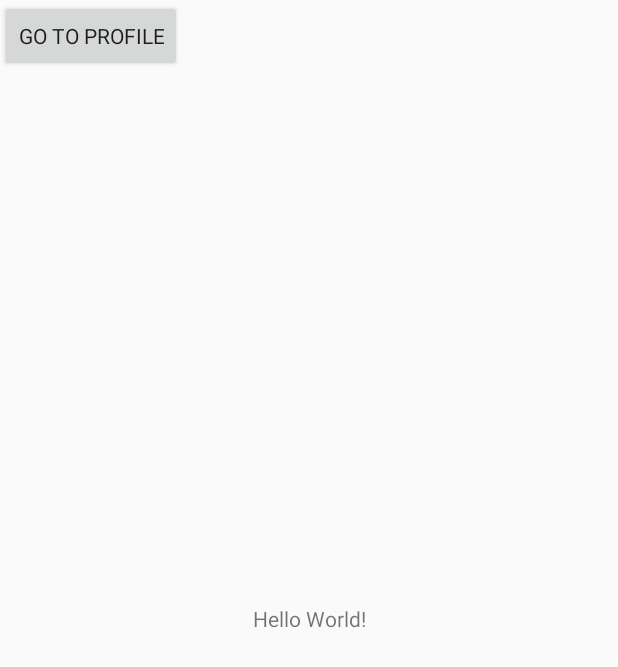
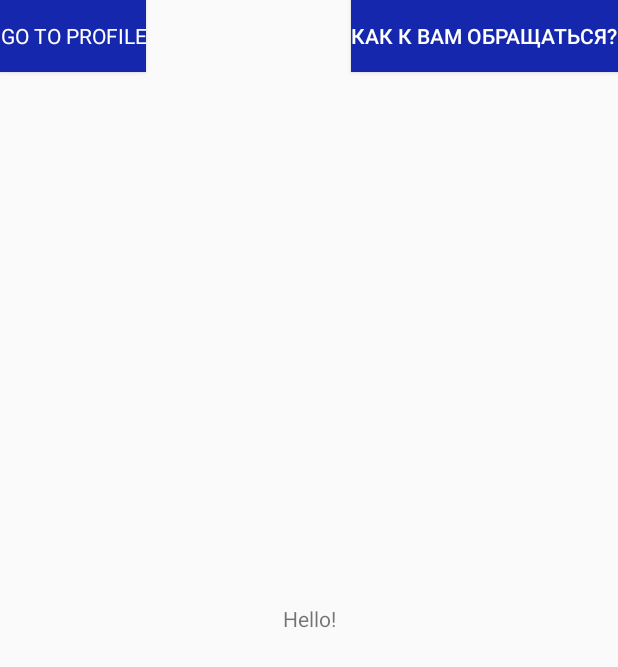
Before and after one commit to mn6kv/My_Application_On_Learning, an Android app: the screen it shows after launch (MainActivity), on a phone screen of 412 x 824 dp. Shown: the top 667 px of the screen. Run offline under Robolectric (Android 15) with nearby library versions, the phone set to English and light mode, and no system bars.

Commit message:
implicit intent from MainActivity to ImplicitIntentViewProfile added

```diff
--- a/app/src/main/java/com/example/myapplication/MainActivity.kt
+++ b/app/src/main/java/com/example/myapplication/MainActivity.kt
@@ -4,17 +4,40 @@ import android.content.Intent
 import androidx.appcompat.app.AppCompatActivity
 import android.os.Bundle
 import android.widget.Button
-import android.widget.Toolbar
+import android.widget.TextView
+import android.widget.Toast
+import com.example.myapplication.util.RequestCode
+import kotlinx.android.synthetic.main.activity_main.*
 
 class MainActivity : AppCompatActivity() {
+
+    private lateinit var tvNickName: TextView
+
     override fun onCreate(savedInstanceState: Bundle?) {
         super.onCreate(savedInstanceState)
         setContentView(R.layout.activity_main)
+
+        tvNickName = findViewById<TextView>(R.id.tvNickName)
         val button = findViewById<Button>(R.id.btnGoToProfile)
 //        var leopard = Leopard("1", 110, 0.5f, 50)
         button.setOnClickListener{
             val intent = Intent(this, ProfileActivity::class.java)
             startActivity(intent)
         }
+
+        val btnNickName = findViewById<Button>(R.id.btnSetNickname)
+        btnNickName.setOnClickListener {
+            val intent = Intent("MyApplication.app.ImplicitIntentViewProfile")
+            startActivityForResult(intent, RequestCode.REQUEST_CODE_NICKNAME)
+        }
+    }
+
+    override fun onActivityResult(requestCode: Int, resultCode: Int, data: Intent?) {
+        super.onActivityResult(requestCode, resultCode, data)
+        if (resultCode == RESULT_OK) {
+            val nickName = data?.getStringExtra("NickName")
+            tvNickName.text = "Hello, $nickName!"
+        }
+        else Toast.makeText(this, "Error", Toast.LENGTH_SHORT).show()
     }
 }
--- a/app/src/main/res/layout/activity_main.xml
+++ b/app/src/main/res/layout/activity_main.xml
@@ -13,14 +13,29 @@
     style="@style/TextAppearance.AppCompat.Body1"
     app:layout_constraintTop_toTopOf="parent"
     app:layout_constraintStart_toStartOf="parent"
+    android:background="@drawable/btn_classic"
+    android:textColor="@android:color/white"
     />
     <TextView
+        android:id="@+id/tvNickName"
         android:layout_width="wrap_content"
         android:layout_height="wrap_content"
-        android:text="Hello World!"
+        android:text="Hello!"
         app:layout_constraintBottom_toBottomOf="parent"
         app:layout_constraintLeft_toLeftOf="parent"
         app:layout_constraintRight_toRightOf="parent"
-        app:layout_constraintTop_toTopOf="parent" />
+        app:layout_constraintTop_toTopOf="parent"
+        />
+
+    <Button
+        android:id="@+id/btnSetNickname"
+        android:layout_width="wrap_content"
+        android:layout_height="wrap_content"
+        app:layout_constraintTop_toTopOf="parent"
+        app:layout_constraintEnd_toEndOf="parent"
+        android:text="Как к вам обращаться?"
+        android:background="@drawable/btn_classic"
+        android:textColor="@android:color/white"
+        />
 
 </androidx.constraintlayout.widget.ConstraintLayout>
```
Also changed, not shown: app/src/main/AndroidManifest.xml (+8 -1 lines), app/src/main/java/com/example/myapplication/ImplicitIntentViewProfile.kt (added, +29 -0 lines), app/src/main/java/com/example/myapplication/ProfileActivity.kt (+12 -2 lines), app/src/main/java/com/example/myapplication/util/RequestCode.java (added, +7 -0 lines), app/src/main/res/layout/activity_implicit_intent_view_profile.xml (added, +30 -0 lines), app/src/main/res/layout/activity_profile.xml (+17 -5 lines).
